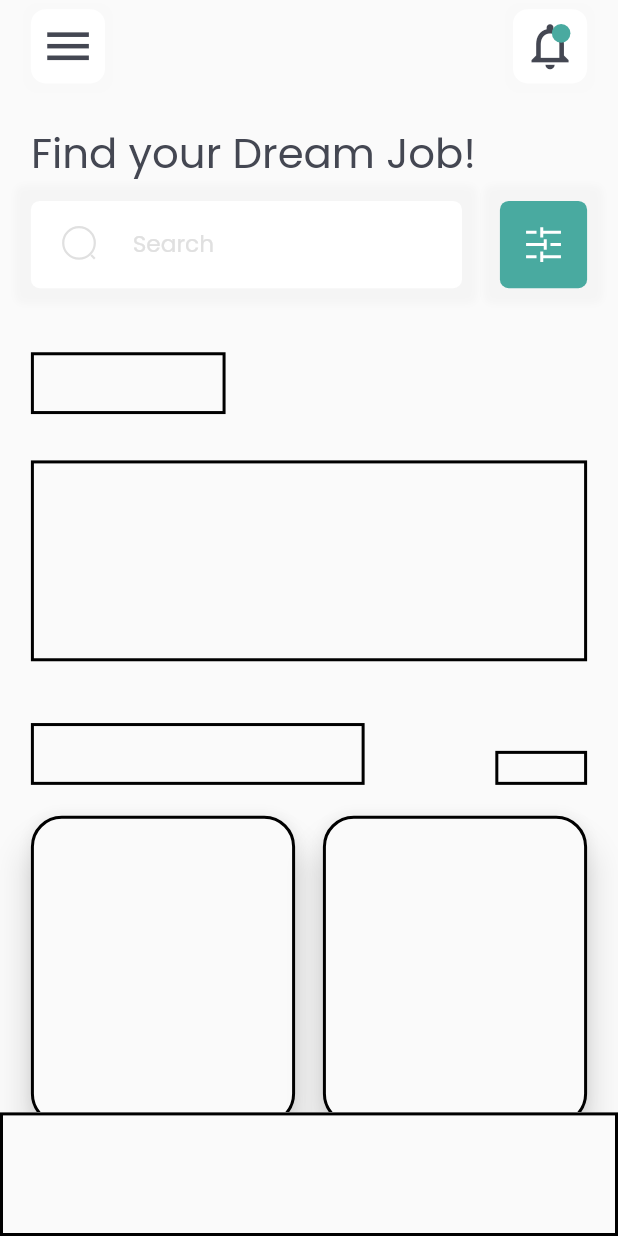
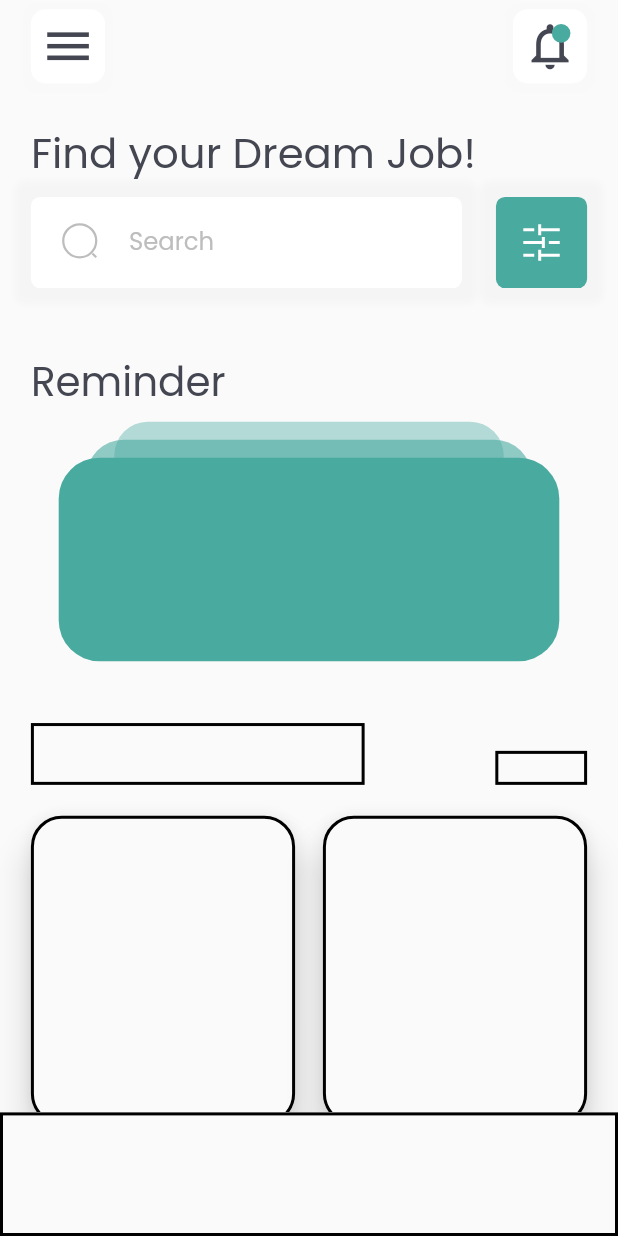
Before and after one commit to dalyathan/job-search, a Flutter app: the screen it shows after launch, on a phone screen of 412 x 824 dp. Run offline on Flutter 3.47's test engine with Material 2 defaults, Android fonts, the phone set to English and light mode, and no system bars; our stand-ins replace google_fonts.

Commit message:
working on the reminder component

```diff
--- a/lib/components/home/reminder.dart
+++ b/lib/components/home/reminder.dart
@@ -1,4 +1,6 @@
 import 'package:flutter/material.dart';
+import 'package:job_search/components/home/reminder_stack.dart';
+import 'package:job_search/theme.dart';
 
 class Reminder extends StatelessWidget {
   final double width;
@@ -18,15 +20,16 @@ class Reminder extends StatelessWidget {
           Container(
             width: width * 0.35,
             height: height * 0.2,
-            decoration: BoxDecoration(
-                border: Border.all(color: Colors.black, width: 2)),
+            child: FittedBox(
+                fit: BoxFit.fitWidth,
+                child: Text(
+                  "Reminder",
+                  style: MyTheme.style.copyWith(color: MyTheme.blackish),
+                )),
+            // decoration: BoxDecoration(
+            //     border: Border.all(color: Colors.black, width: 2)),
           ),
-          Container(
-            width: width,
-            height: height * 0.65,
-            decoration: BoxDecoration(
-                border: Border.all(color: Colors.black, width: 2)),
-          )
+          ReminderStack(width: width, height: height * 0.775)
         ],
       ),
     );
--- /dev/null
+++ b/lib/components/home/reminder_content.dart
@@ -0,0 +1,10 @@
+import 'package:flutter/material.dart';
+
+class ReminderContent extends StatelessWidget {
+  const ReminderContent({Key? key}) : super(key: key);
+
+  @override
+  Widget build(BuildContext context) {
+    return Container();
+  }
+}
--- /dev/null
+++ b/lib/components/home/reminder_panel.dart
@@ -0,0 +1,28 @@
+import 'package:flutter/material.dart';
+import 'package:job_search/theme.dart';
+
+class ReminderPanel extends StatelessWidget {
+  final double width;
+  final double opacity;
+  final double height;
+  const ReminderPanel(
+      {Key? key,
+      required this.width,
+      required this.opacity,
+      required this.height})
+      : super(key: key);
+
+  @override
+  Widget build(BuildContext context) {
+    assert(opacity <= 1);
+    // double aspectRatio = 2.25;
+    // double height = width / aspectRatio;
+    return Container(
+      width: width,
+      height: height,
+      decoration: BoxDecoration(
+          color: MyTheme.greenish.withOpacity(opacity),
+          borderRadius: BorderRadius.circular(height * 0.2)),
+    );
+  }
+}
--- /dev/null
+++ b/lib/components/home/reminder_stack.dart
@@ -0,0 +1,43 @@
+import 'package:flutter/material.dart';
+
+import 'reminder_panel.dart';
+
+class ReminderStack extends StatelessWidget {
+  final double width;
+  final double height;
+  const ReminderStack({Key? key, required this.width, required this.height})
+      : super(key: key);
+
+  @override
+  Widget build(BuildContext context) {
+    double gap = height * 0.075;
+    return SizedBox(
+      height: height,
+      width: width,
+      child: Stack(
+        alignment: Alignment.topCenter,
+        children: [
+          ReminderPanel(
+            width: width * 0.7,
+            opacity: 0.4,
+            height: height * 0.7,
+          ),
+          Positioned(
+              top: gap,
+              child: ReminderPanel(
+                width: width * 0.8,
+                opacity: 0.6,
+                height: height * 0.775,
+              )),
+          Positioned(
+              top: gap * 2,
+              child: ReminderPanel(
+                width: width * 0.9,
+                opacity: 1,
+                height: height * 0.85,
+              ))
+        ],
+      ),
+    );
+  }
+}
--- a/lib/components/home/search_field.dart
+++ b/lib/components/home/search_field.dart
@@ -64,7 +64,7 @@ class _SearchFieldState extends State<SearchField> {
                           child: Text(
                             'Search',
                             style: MyTheme.style
-                                .copyWith(color: Colors.grey[300]!),
+                                .copyWith(color: Colors.grey[400]!),
                           )),
                     )
                   ],
--- a/lib/components/home/search_job.dart
+++ b/lib/components/home/search_job.dart
@@ -11,7 +11,7 @@ class SearchJob extends StatelessWidget {
 
   @override
   Widget build(BuildContext context) {
-    double searchBarHeight = height * 0.55;
+    double searchBarHeight = height * 0.575;
     double searchContentHeight = searchBarHeight * 0.95;
     return SizedBox(
       width: width,
--- a/lib/painters/search.dart
+++ b/lib/painters/search.dart
@@ -9,7 +9,7 @@ class SearchIconPainter extends CustomPainter {
     var circleRadius = diagonalLength * 0.8 * 0.5;
     Paint brush = Paint()
       ..style = PaintingStyle.stroke
-      ..color = Colors.grey[300]!
+      ..color = Colors.grey[400]!
       ..strokeWidth = 1.5;
     canvas.drawCircle(Offset(circleRadius, circleRadius), circleRadius, brush);
     canvas.drawLine(Offset(circleRadius * 2, circleRadius * 2),
--- a/lib/painters/slide.dart
+++ b/lib/painters/slide.dart
@@ -12,18 +12,19 @@ class SlideIconPainter extends CustomPainter {
       ..style = PaintingStyle.stroke
       ..strokeWidth = strokeWidth
       ..color = Colors.white;
+    //top slide
     Offset A = Offset(0, verticalBar * 0.5);
     Offset B = Offset(shortDash, A.dy);
     Offset C = Offset(size.width - longDash, 0);
     Offset D = Offset(C.dx, verticalBar);
     Offset E = Offset(size.width, B.dy);
-
+    //middle slide
     Offset F = Offset(0, (size.height / 3) * 1.5);
     Offset G = Offset(longDash, F.dy - verticalBar * 0.5);
     Offset H = Offset(G.dx, G.dy + verticalBar);
     Offset I = Offset(size.width - shortDash, F.dy);
     Offset J = Offset(size.width, F.dy);
-
+    //bottom slide
     Offset K = Offset(0, size.height - verticalBar * 0.5);
     Offset L = Offset(shortDash, K.dy);
     Offset M = Offset(size.width - longDash, size.height - verticalBar);
```
